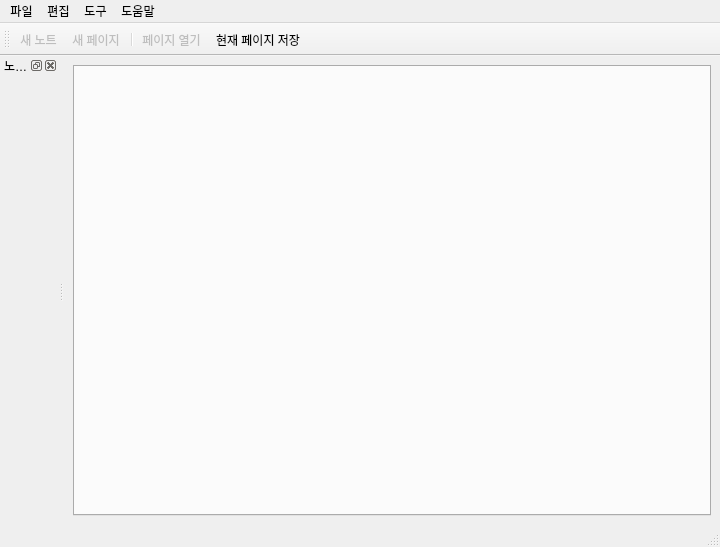
The window that ui/mainWindow.ui (bluekyu/kyuNotebook) describes before a commit, drawn with Qt 5.
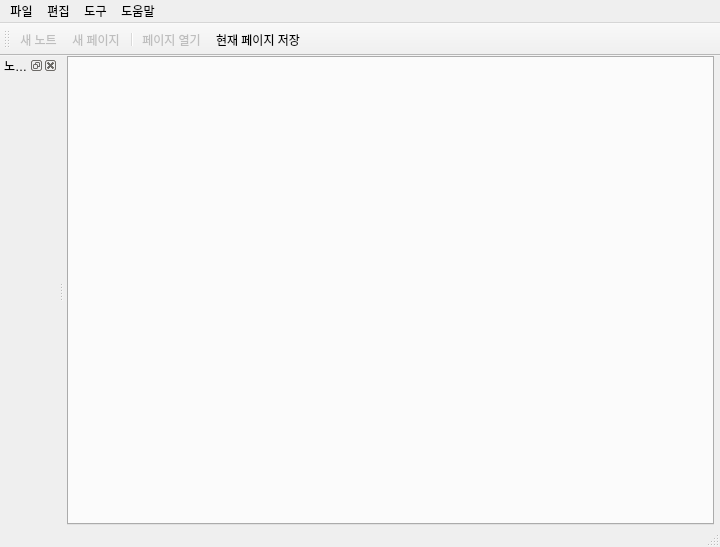
The same window after the commit.

Diff of the .ui file:
```diff
--- a/ui/mainWindow.ui
+++ b/ui/mainWindow.ui
@@ -15,6 +15,18 @@
   </property>
   <widget class="QWidget" name="centralwidget">
    <layout class="QHBoxLayout" name="horizontalLayout">
+    <property name="leftMargin">
+     <number>3</number>
+    </property>
+    <property name="topMargin">
+     <number>0</number>
+    </property>
+    <property name="rightMargin">
+     <number>6</number>
+    </property>
+    <property name="bottomMargin">
+     <number>0</number>
+    </property>
     <item>
      <widget class="QTabWidget" name="pageTab">
       <property name="currentIndex">
```
